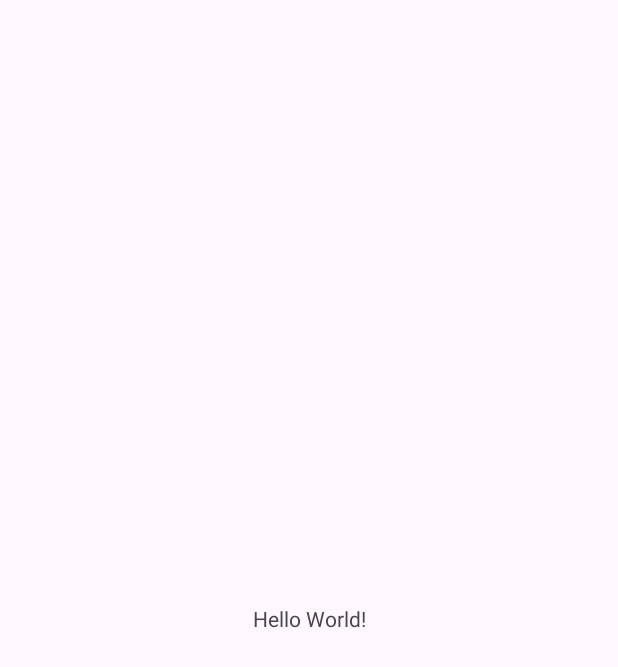
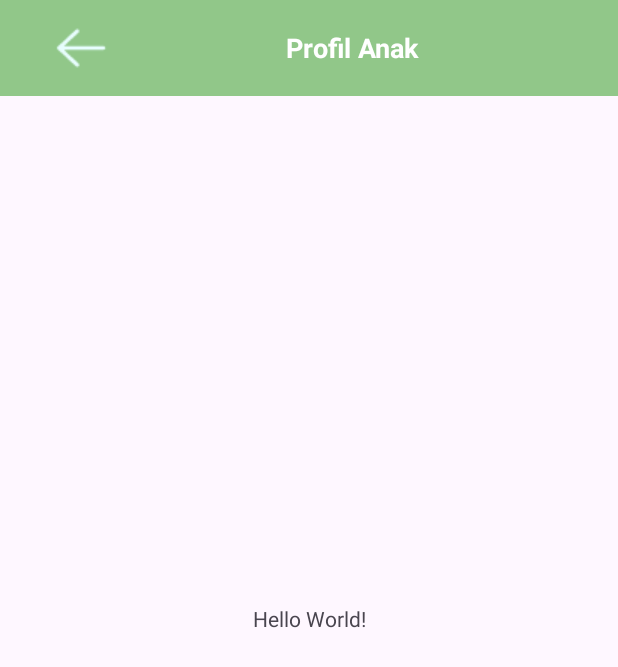
Before and after one commit to rizkyaprinanda/MacroGroup6, an Android app: the screen it shows after launch (MainActivity), on a phone screen of 412 x 824 dp. Before the commit the part shown is almost empty. Shown: the top 667 px of the screen. Run offline under Robolectric (Android 15) with nearby library versions, the phone set to English and light mode, and no system bars.

Commit message:
Membuat Page halaman Profil Anak

```diff
--- a/app/src/main/res/layout/activity_main.xml
+++ b/app/src/main/res/layout/activity_main.xml
@@ -5,6 +5,59 @@
     android:layout_width="match_parent"
     android:layout_height="match_parent"
     tools:context=".MainActivity">
+
+    <LinearLayout
+        android:layout_width="match_parent"
+        android:layout_height="match_parent"
+        android:orientation="vertical">
+
+        <!-- Top App Bar -->
+        <com.google.android.material.appbar.MaterialToolbar
+            android:id="@+id/topAppBar"
+            android:layout_width="match_parent"
+            android:layout_height="?attr/actionBarSize"
+            android:background="#91C789"
+            android:elevation="4dp"
+            android:popupTheme="@style/ThemeOverlay.AppCompat.Light"
+            android:theme="@style/ThemeOverlay.AppCompat.ActionBar">
+
+            <!-- Container for the content -->
+            <LinearLayout
+                android:layout_width="match_parent"
+                android:layout_height="match_parent"
+                android:gravity="center"
+                android:orientation="horizontal">
+
+                <!-- Leading navigation icon (e.g., back button) -->
+                <ImageView
+                    android:id="@+id/leadingNavigationIcon"
+                    android:layout_width="wrap_content"
+                    android:layout_height="wrap_content"
+                    android:paddingStart="16dp"
+                    android:paddingEnd="16dp"
+                    android:src="@drawable/ArrowLeft" />
+
+                <!-- Headline -->
+                <TextView
+                    android:id="@+id/headline"
+                    android:layout_width="269dp"
+                    android:layout_height="wrap_content"
+                    android:layout_marginRight="35dp"
+                    android:layout_weight="1"
+                    android:gravity="center"
+                    android:paddingStart="16dp"
+                    android:paddingEnd="16dp"
+                    android:text="Profil Anak"
+                    android:textColor="#FFFFFF"
+                    android:textSize="18sp"
+                    android:textStyle="bold" />
+            </LinearLayout>
+
+        </com.google.android.material.appbar.MaterialToolbar>
+
+        <!-- Add the rest of your layout content below -->
+
+    </LinearLayout>
 
     <TextView
         android:layout_width="wrap_content"
```
Also changed, not shown: app/src/main/res/drawable/ArrowLeft.png (added), app/src/main/res/drawable/ArrowLeft.svg (added).
